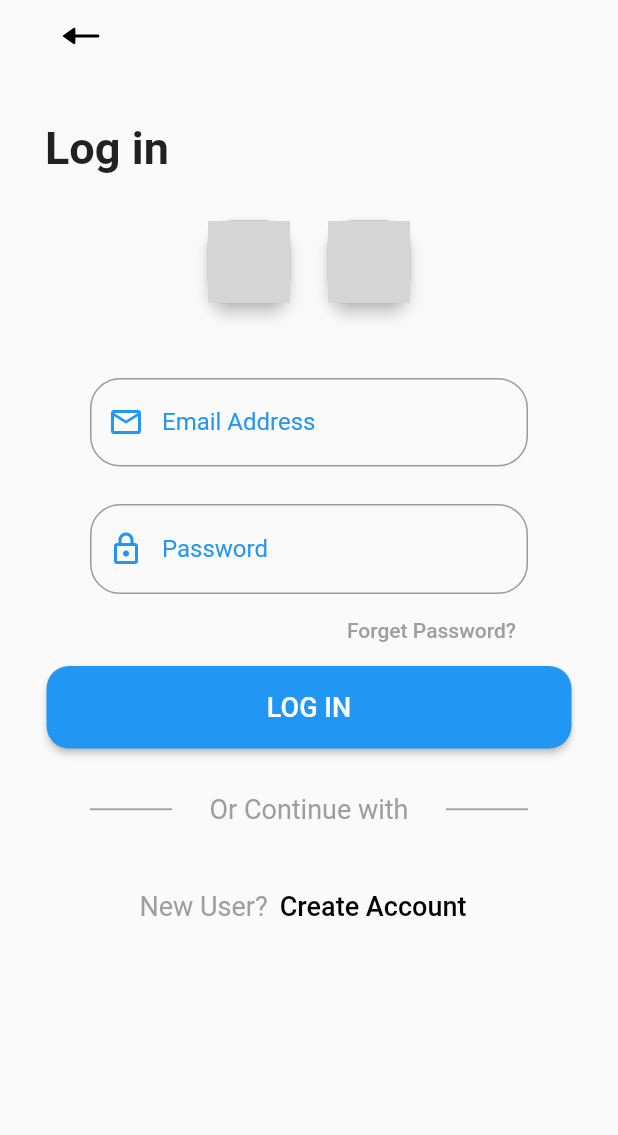
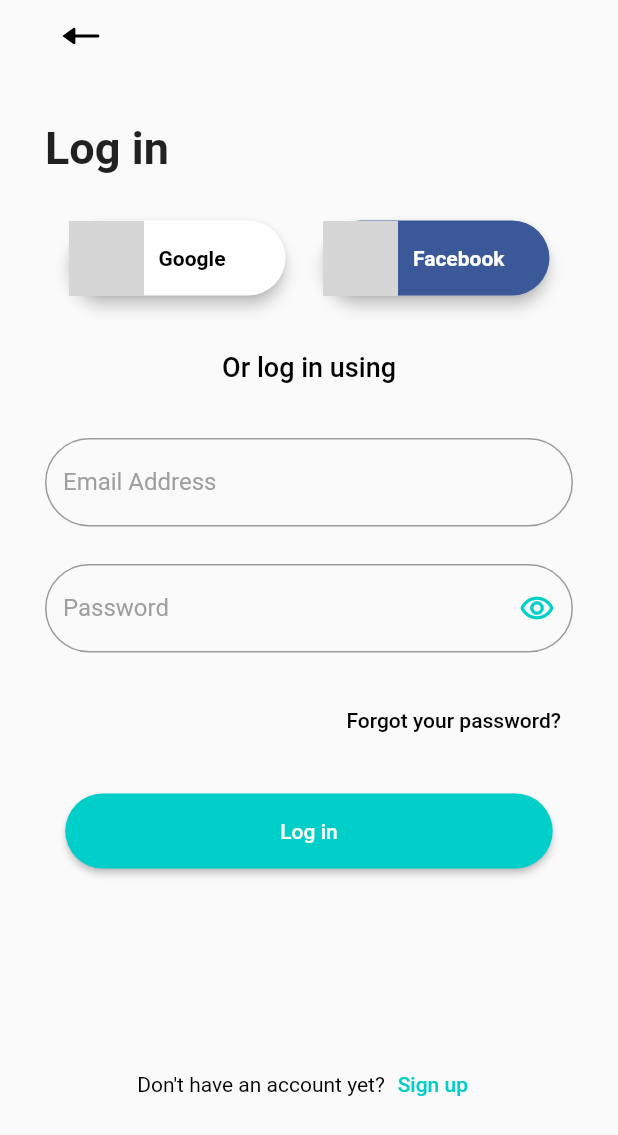
Before and after one commit to akromovk7/Exam, a Flutter app: the screen it shows after launch, on a phone screen of 412 x 824 dp. Shown: the top 1135 px of the screen. Run offline on Flutter 3.47's test engine with Material 2 defaults, Android fonts, the phone set to English and light mode, and no system bars; our stand-ins replace flutter_svg; network calls fail; grey boxes are pictures that could not be loaded.

Commit message:
Log in page tugatildi

```diff
--- a/lib/core/constants/const.dart
+++ b/lib/core/constants/const.dart
@@ -6,8 +6,9 @@ class ConsColors {
   static const Color Black = Colors.black;
   static const Color white = Colors.white;
   static const Color HomeBack = Color(0XFF91D6FD);
+  static const Color Facebook = Color(0XFF3B5999);
+  static const Color EButton = Color(0XFF00CEC9);
 }
-
 
 class PaddingMarginConst {
   static const EdgeInsets _ExtrasmallPadding = EdgeInsets.all(6.0);
--- a/lib/screens/log_in_page.dart
+++ b/lib/screens/log_in_page.dart
@@ -1,3 +1,5 @@
+import 'dart:ui';
+
 import 'package:exam/core/constants/const.dart';
 import 'package:exam/models/userdata.dart';
 import 'package:flutter/material.dart';
@@ -46,49 +48,94 @@ class _LogInPageState extends State<LogInPage> {
                     ),
                   ),
                   Container(
-                    margin: EdgeInsets.only(bottom: 50.0),
                     child: Row(
                       mainAxisAlignment: MainAxisAlignment.center,
                       children: [
                         Material(
-                          color: Colors.grey,
+                          color: ConsColors.white,
                           elevation: 4,
-                          borderRadius: BorderRadius.circular(16.0),
+                          borderRadius: BorderRadius.circular(30.0),
                           clipBehavior: Clip.antiAliasWithSaveLayer,
                           child: InkWell(
                             onTap: () {},
-                            child: Ink.image(
+                            child: Row(
+                              mainAxisSize: MainAxisSize.min,
+                              children: [
+                                Ink.image(
                                   image: NetworkImage(
                                       'https://encrypted-tbn0.gstatic.com/images?q=tbn:ANd9GcQxVWmpRyTWPc11WH7eaS2SFtyvIsVKOLIrHg&usqp=CAU'),
-                              height: 55.0,
-                              width: 55.0,
+                                  height: 50.0,
+                                  width: 50.0,
                                   fit: BoxFit.cover,
+                                ),
+                                SizedBox(
+                                  width: 10,
+                                ),
+                                Text(
+                                  "Google",
+                                  style: TextStyle(
+                                      color: ConsColors.Black,
+                                      fontSize: FontsizeConst.SmallSize,
+                                      fontWeight: FontweightConst.bold),
+                                ),
+                                SizedBox(
+                                  width: 40,
+                                ),
+                              ],
                             ),
                           ),
                         ),
                         SizedBox(width: 25),
                         Material(
-                          color: Colors.grey,
+                          color: ConsColors.Facebook,
                           elevation: 4,
-                          borderRadius: BorderRadius.circular(16.0),
+                          borderRadius: BorderRadius.circular(30.0),
                           clipBehavior: Clip.antiAliasWithSaveLayer,
                           child: InkWell(
                             onTap: () {},
-                            child: Ink.image(
+                            child: Row(
+                              mainAxisSize: MainAxisSize.min,
+                              children: [
+                                Ink.image(
                                   image: NetworkImage(
-                                  'https://encrypted-tbn0.gstatic.com/images?q=tbn:ANd9GcRqaGh3BTgzqBRBK0bqeFw4WEje75q30nJO7A&usqp=CAU'),
-                              height: 55.0,
-                              width: 55.0,
+                                      'https://encrypted-tbn0.gstatic.com/images?q=tbn:ANd9GcTQ-RKHC2HkOCe8-KNgEULVTCsZxKbrQzdFHGMacmaZTK7hgcypuUcrd99UQj6gfr_P_04&usqp=CAU'),
+                                  height: 50.0,
+                                  width: 50.0,
                                   fit: BoxFit.cover,
+                                ),
+                                SizedBox(
+                                  width: 10,
+                                ),
+                                Text(
+                                  "Facebook",
+                                  style: TextStyle(
+                                      color: ConsColors.white,
+                                      fontSize: FontsizeConst.SmallSize,
+                                      fontWeight: FontweightConst.bold),
+                                ),
+                                SizedBox(
+                                  width: 30,
+                                ),
+                              ],
                             ),
                           ),
                         )
                       ],
                     ),
                   ),
-                  Padding(
-                    padding: PaddingMarginConst.Simmetric,
-                    child: Form(
+                  Container(
+                    alignment: Alignment.center,
+                    margin: EdgeInsets.symmetric(vertical: 37.0),
+                    child: Text(
+                      "Or log in using",
+                      textAlign: TextAlign.center,
+                      style: TextStyle(
+                          color: ConsColors.Black,
+                          fontSize: FontsizeConst.MediumSize,
+                          fontWeight: FontweightConst.w5),
+                    ),
+                  ),
+                  Form(
                     key: _formKey,
                     child: Column(
                       children: [
@@ -96,22 +143,18 @@ class _LogInPageState extends State<LogInPage> {
                           controller: _emailController,
                           keyboardType: TextInputType.emailAddress,
                           textInputAction: TextInputAction.done,
-                            cursorColor: Colors.blue,
+                          cursorColor: ConsColors.EButton,
                           decoration: InputDecoration(
                             border: OutlineInputBorder(
-                                borderRadius: BorderRadius.circular(20),
-                              ),
-                              prefixIcon: Icon(
-                                Icons.email_outlined,
-                                color: Colors.blue,
+                              borderRadius: BorderRadius.circular(35),
                             ),
                             hintText: "Email",
                             labelText: "Email Address",
                             focusedBorder: OutlineInputBorder(
-                                borderRadius: BorderRadius.circular(20),
-                                borderSide: BorderSide(color: Colors.blue),
+                              borderRadius: BorderRadius.circular(35),
+                              borderSide: BorderSide(color: ConsColors.EButton),
                             ),
-                              labelStyle: TextStyle(color: Colors.blue),
+                            labelStyle: TextStyle(color: Colors.grey),
                           ),
                           validator: (email) {
                             if (!RegExp(
@@ -123,7 +166,7 @@ class _LogInPageState extends State<LogInPage> {
                         ),
                         SizedBox(height: 25.0),
                         SizedBox(
-                            height: 60,
+                          height: 80,
                           width: MediaQuery.of(context).size.width,
                           child: TextFormField(
                             controller: _passwordController,
@@ -133,16 +176,12 @@ class _LogInPageState extends State<LogInPage> {
                             obscureText: _isSecured,
                             decoration: InputDecoration(
                               border: OutlineInputBorder(
-                                  borderRadius: BorderRadius.circular(20),
+                                borderRadius: BorderRadius.circular(35),
                               ),
-                                prefixIcon: Icon(
-                                  Icons.lock_outlined,
-                                  color: Colors.blue,
-                                ),
-                                suffix: IconButton(
+                              suffixIcon: IconButton(
                                 splashRadius: 20,
                                 icon: Icon(Icons.remove_red_eye_outlined,
-                                      color: Colors.blue),
+                                    color: ConsColors.EButton),
                                 onPressed: () {
                                   setState(() {
                                     _isSecured = !_isSecured;
@@ -152,10 +191,11 @@ class _LogInPageState extends State<LogInPage> {
                               hintText: "Password",
                               labelText: "Password",
                               focusedBorder: OutlineInputBorder(
-                                  borderRadius: BorderRadius.circular(20),
-                                  borderSide: BorderSide(color: Colors.blue),
+                                borderRadius: BorderRadius.circular(35),
+                                borderSide:
+                                    BorderSide(color: ConsColors.EButton),
                               ),
-                                labelStyle: TextStyle(color: Colors.blue),
+                              labelStyle: TextStyle(color: Colors.grey),
                             ),
                             validator: (password) {
                               if (!RegExp(
@@ -168,21 +208,21 @@ class _LogInPageState extends State<LogInPage> {
                         ),
                         Container(
                           alignment: Alignment.centerRight,
+                          margin: EdgeInsets.only(bottom: 25),
                           child: TextButton(
                             style: TextButton.styleFrom(
                               primary: Colors.black,
                             ),
                             onPressed: () {},
                             child: Text(
-                                "Forget Password?",
+                              "Forgot your password?",
                               style: TextStyle(
                                   fontSize: FontsizeConst.SmallSize,
-                                    color: Colors.grey),
+                                  color: ConsColors.Black),
                             ),
                           ),
                         ),
                       ],
-                      ),
                     ),
                   ),
                 ],
@@ -190,10 +230,10 @@ class _LogInPageState extends State<LogInPage> {
             ),
             ElevatedButton(
               style: ElevatedButton.styleFrom(
-                  primary: Colors.blue,
-                  fixedSize: const Size(350, 55),
+                  primary: ConsColors.EButton,
+                  fixedSize: const Size(325, 50),
                   shape: RoundedRectangleBorder(
-                      borderRadius: BorderRadius.all(Radius.circular(15)))),
+                      borderRadius: BorderRadius.all(Radius.circular(30)))),
               onPressed: () {
                 if (_formKey.currentState!.validate()) {
                   String email = _emailController.text.trim().toLowerCase();
@@ -210,50 +250,21 @@ class _LogInPageState extends State<LogInPage> {
                 }
               },
               child: Text(
-                "LOG IN",
+                "Log in",
                 style: TextStyle(
-                    fontSize: FontsizeConst.MediumSize, color: Colors.white),
+                    fontSize: FontsizeConst.SmallSize, color: Colors.white),
               ),
             ),
             Container(
-              margin: EdgeInsets.symmetric(horizontal: 55, vertical: 30),
-              child: Row(
-                mainAxisAlignment: MainAxisAlignment.spaceBetween,
-                children: [
-                  const Expanded(
-                    child: Divider(
-                      color: Colors.grey,
-                      thickness: 1.2,
-                      indent: 5,
-                      endIndent: 25,
-                    ),
-                  ),
-                  Text(
-                    "Or Continue with",
-                    textAlign: TextAlign.center,
-                    style: TextStyle(
-                        color: Colors.grey, fontSize: FontsizeConst.MediumSize),
-                  ),
-                  const Expanded(
-                    child: Divider(
-                      color: Colors.grey,
-                      thickness: 1.2,
-                      indent: 25,
-                      endIndent: 5,
-                    ),
-                  ),
-                ],
-              ),
-            ),
-            Container(
+              margin: EdgeInsets.only(top: 120),
               alignment: Alignment.bottomCenter,
               child: Row(
                 mainAxisAlignment: MainAxisAlignment.center,
                 children: [
                   Text(
-                    "New User?",
+                    "Don't have an account yet?",
                     style: TextStyle(
-                        fontSize: FontsizeConst.MediumSize, color: Colors.grey),
+                        fontSize: FontsizeConst.SmallSize, color: ConsColors.Black),
                   ),
                   TextButton(
                     style: TextButton.styleFrom(
@@ -263,10 +274,10 @@ class _LogInPageState extends State<LogInPage> {
                       Navigator.pushNamed(context, '/sign_up');
                     },
                     child: Text(
-                      "Create Account",
+                      "Sign up",
                       style: TextStyle(
-                          fontSize: FontsizeConst.MediumSize,
-                          color: Colors.black),
+                          fontSize: FontsizeConst.SmallSize,
+                          color: ConsColors.EButton),
                     ),
                   ),
                 ],
```
Also changed, not shown: assets/icons/google icon 1.svg (added). Lines whose indentation alone changed are shown as unchanged.
